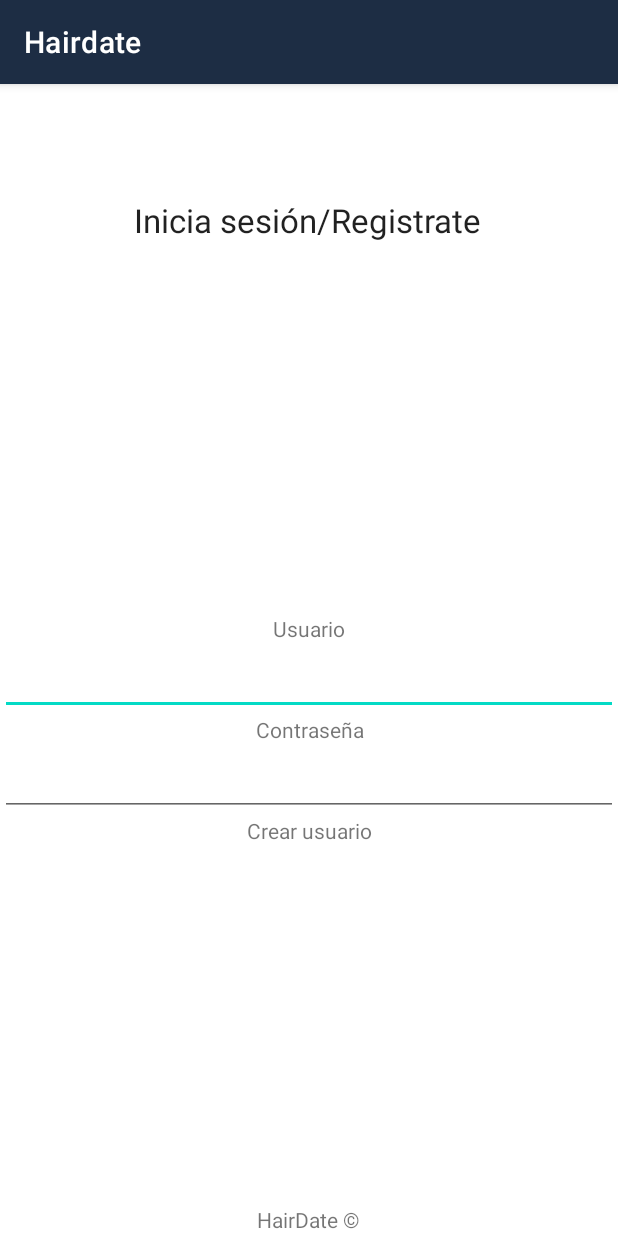
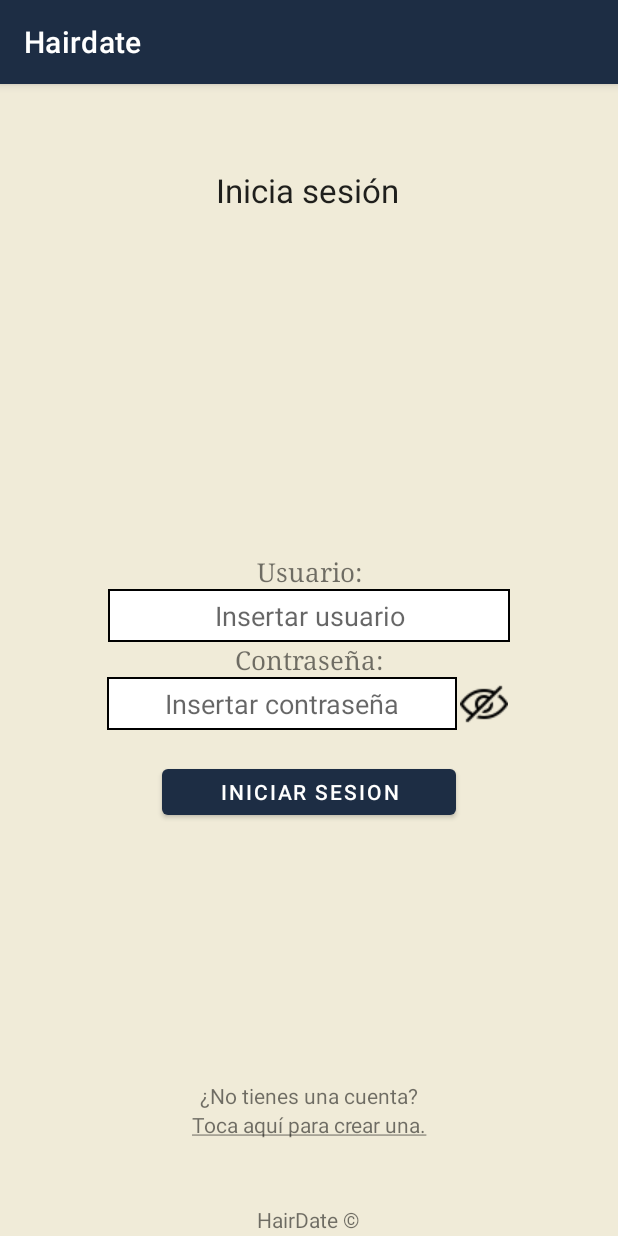
Before and after one commit to alvarovr0/Hairdate, an Android app: the fragment inicioSesion_Peluquero shown on its own in the app's theme, on a phone screen of 412 x 824 dp. Run offline under Robolectric (Android 15) with nearby library versions, the phone set to English and light mode, and no system bars.

Commit message:
Ojito y fusión con ramaCristián actual
UwU

```diff
--- a/Hairdate/app/src/main/java/com/example/hairdate/inicioSesion_Peluquero.java
+++ b/Hairdate/app/src/main/java/com/example/hairdate/inicioSesion_Peluquero.java
@@ -4,25 +4,25 @@ import android.content.Context;
 import android.content.DialogInterface;
 import android.os.Bundle;
 
+import androidx.annotation.NonNull;
 import androidx.fragment.app.Fragment;
 import androidx.navigation.Navigation;
 
+import android.text.InputType;
 import android.view.LayoutInflater;
 import android.view.View;
 import android.view.ViewGroup;
 import android.widget.Button;
+import android.widget.EditText;
+import android.widget.ImageButton;
 import android.widget.TextView;
+import android.widget.Toast;
 
 import org.jetbrains.annotations.NotNull;
 import org.jetbrains.annotations.Nullable;
 
 import kotlin.jvm.internal.Intrinsics;
 
-/**
- * A simple {@link Fragment} subclass.
- * Use the {@link inicioSesion_Peluquero#newInstance} factory method to
- * create an instance of this fragment.
- */
 public class inicioSesion_Peluquero extends Fragment {
 
     // TODO: Rename parameter arguments, choose names that match
@@ -33,8 +33,10 @@ public class inicioSesion_Peluquero extends Fragment {
     // TODO: Rename and change types of parameters
     private String mParam1;
     private String mParam2;
-    private TextView crear;
-
+    TextView crear;
+    ImageButton btn_eyeContrasena_inicio;
+    EditText edTxt_contrasena_inicio;
+    boolean ojoAbierto;
     public inicioSesion_Peluquero() {
         // Required empty public constructor
     }
@@ -67,15 +69,19 @@ public class inicioSesion_Peluquero extends Fragment {
     }
 
     @Override
-    public View onCreateView(LayoutInflater inflater, ViewGroup container,
-                             Bundle savedInstanceState) {
-        // Inflate the layout for this fragment
-        return inflater.inflate(R.layout.fragment_inicio_sesion__peluquero, container, false);
+    public View onCreateView(@NonNull LayoutInflater inflater, @Nullable ViewGroup container, @Nullable Bundle savedInstanceState) {
+        View view = inflater.inflate(R.layout.fragment_inicio_sesion__peluquero, container, false);
+
+
+        return view;
     }
+
+
     public void onViewCreated(@NotNull final View view, @Nullable Bundle savedInstanceState) {
         Intrinsics.checkNotNullParameter(view, "view");
         super.onViewCreated(view, savedInstanceState);
-        crear = (TextView) view.findViewById(R.id.txt_crear);
+        this.ojoAbierto = false;
+        this.crear = (TextView) view.findViewById(R.id.txt_crear2_inicio);
         crear.setOnClickListener((View.OnClickListener)(new View.OnClickListener() {
             public final void onClick(View it) {
                 android.app.AlertDialog.Builder constructorDialogo = new android.app.AlertDialog.Builder((Context)inicioSesion_Peluquero.this.requireActivity());
@@ -89,5 +95,22 @@ public class inicioSesion_Peluquero extends Fragment {
                 alerta.show();
             }
         }));
+        this.btn_eyeContrasena_inicio = (ImageButton) view.findViewById(R.id.btn_eyeContrasena_inicio);
+        this.edTxt_contrasena_inicio = (EditText) view.findViewById(R.id.edTxt_contrasena_inicio);
+        this.btn_eyeContrasena_inicio.setOnClickListener((View.OnClickListener)(new View.OnClickListener() {
+            public final void onClick(View it) {
+                // Si el ojo está abierto, lo cambia a cerrado, y la contraseña se deja de ver
+                if (ojoAbierto) {
+                    btn_eyeContrasena_inicio.setImageResource(R.drawable.eye_closed);
+                    edTxt_contrasena_inicio.setInputType(InputType.TYPE_CLASS_TEXT | InputType.TYPE_TEXT_VARIATION_PASSWORD);
+                    ojoAbierto = false;
+                    // Si el ojo está cerrado, lo cambia a abierto y se empieza a ver la contraseña
+                } else {
+                    btn_eyeContrasena_inicio.setImageResource(R.drawable.eye_open);
+                    edTxt_contrasena_inicio.setInputType(InputType.TYPE_CLASS_TEXT | InputType.TYPE_TEXT_VARIATION_NORMAL);
+                    ojoAbierto = true;
+                }
+            }
+        }));
     }
 }
--- a/Hairdate/app/src/main/res/layout/fragment_inicio_sesion__peluquero.xml
+++ b/Hairdate/app/src/main/res/layout/fragment_inicio_sesion__peluquero.xml
@@ -4,6 +4,7 @@
     android:layout_width="match_parent"
     android:layout_height="match_parent"
     xmlns:app="http://schemas.android.com/apk/res-auto"
+    android:background="@color/fondo"
     tools:context=".inicioSesion_Peluquero">
 
     <LinearLayout
@@ -13,7 +14,7 @@
 
         <LinearLayout
             android:layout_width="409dp"
-            android:layout_height="182dp"
+            android:layout_height="142dp"
             android:layout_marginEnd="1dp"
             android:layout_marginBottom="1dp"
             android:gravity="center"
@@ -26,53 +27,92 @@
                 android:layout_width="match_parent"
                 android:layout_height="wrap_content"
                 android:gravity="center"
-                android:text="Inicia sesión/Registrate"
+                android:text="Inicia sesión"
                 android:textAppearance="@style/TextAppearance.AppCompat.Large" />
         </LinearLayout>
 
         <LinearLayout
-            android:id="@+id/linearLayout"
             android:layout_width="match_parent"
-            android:layout_height="wrap_content"
+            android:layout_height="350dp"
             android:layout_marginBottom="171dp"
             android:orientation="vertical"
             android:paddingTop="170dp"
+
             app:layout_constraintBottom_toBottomOf="parent"
             app:layout_constraintEnd_toEndOf="parent">
 
 
             <TextView
-                android:id="@+id/txt_usuario"
+                android:id="@+id/txt_correo_inicio"
                 android:layout_width="match_parent"
                 android:layout_height="wrap_content"
                 android:gravity="center"
-                android:text="Usuario" />
+                android:text="Usuario:"
+                android:textSize="17dp"
+                android:typeface="serif" />
 
             <EditText
-                android:id="@+id/edTxt_usuario"
-                android:layout_width="match_parent"
-                android:layout_height="wrap_content"
-                android:ems="10"
-                android:inputType="textPersonName"
-                android:minHeight="48dp" />
+                android:id="@+id/edTxt_correo_inicio"
+                android:layout_width="268dp"
+                android:layout_height="35dp"
+                android:layout_gravity="center"
+                android:background="@drawable/rectangle"
+                android:ellipsize="end"
+                android:gravity="center"
+                android:hint="Insertar usuario"
+                android:inputType="text"
+                android:maxLines="1" />
 
             <TextView
-                android:id="@+id/txt_contrasena"
+                android:id="@+id/txt_contrasena_inicio"
                 android:layout_width="match_parent"
                 android:layout_height="wrap_content"
                 android:gravity="center"
-                android:text="Contraseña" />
+                android:text="Contraseña:"
+                android:textSize="17dp"
+                android:typeface="serif" />
+
+            <LinearLayout
+                android:layout_width="match_parent"
+                android:layout_height="35dp"
+                android:gravity="center"
+                android:orientation="horizontal">
 
                 <EditText
-                android:id="@+id/edTxt_contrasena"
-                android:layout_width="match_parent"
+                    android:id="@+id/edTxt_contrasena_inicio"
+                    android:layout_width="233dp"
+                    android:layout_height="35dp"
+                    android:layout_gravity="center"
+                    android:background="@drawable/rectangle"
+                    android:ellipsize="end"
+                    android:gravity="center"
+                    android:hint="Insertar contraseña"
+                    android:inputType="textPassword"
+                    android:maxLines="1" />
+
+                <ImageButton
+                    android:id="@+id/btn_eyeContrasena_inicio"
+                    android:layout_width="35dp"
+                    android:layout_height="35dp"
+                    android:background="@null"
+                    android:src="@drawable/eye_closed"/>
+
+            </LinearLayout>
+
+            <Button
+                android:id="@+id/btn_iniciarSesion_inicio"
+                android:layout_width="196dp"
                 android:layout_height="wrap_content"
-                android:ems="10"
-                android:inputType="textPassword"
-                android:minHeight="48dp" />
+                android:layout_gravity="center"
+                android:gravity="center"
+                android:text="Iniciar Sesion"
+                android:textColor="@color/white"
+                android:layout_marginTop="20dp"/>
+
+        </LinearLayout>
 
         <TextView
-                android:id="@+id/txt_crear"
+            android:id="@+id/txt_crear1_inicio"
             android:layout_width="match_parent"
             android:layout_height="wrap_content"
             android:autoLink="none"
@@ -83,10 +123,25 @@
             android:linksClickable="false"
             android:pointerIcon="none"
             android:singleLine="false"
-                android:text="Crear usuario"
+            android:text="¿No tienes una cuenta?"
             android:textAllCaps="false"
             android:textIsSelectable="false" />
-        </LinearLayout>
+
+        <TextView
+            android:id="@+id/txt_crear2_inicio"
+            android:layout_width="match_parent"
+            android:layout_height="wrap_content"
+            android:autoLink="none"
+            android:clickable="true"
+            android:focusableInTouchMode="false"
+            android:forceHasOverlappingRendering="false"
+            android:gravity="center"
+            android:linksClickable="false"
+            android:pointerIcon="none"
+            android:singleLine="false"
+            android:text="@string/create_account"
+            android:textAllCaps="false"
+            android:textIsSelectable="false" />
 
         <LinearLayout
             android:layout_width="match_parent"
@@ -99,7 +154,7 @@
             app:layout_constraintEnd_toEndOf="parent">
 
             <TextView
-                android:id="@+id/txt_creditos"
+                android:id="@+id/txt_creditos_inicio"
                 android:layout_width="match_parent"
                 android:layout_height="wrap_content"
                 android:gravity="center"
--- a/Hairdate/app/src/main/res/values/strings.xml
+++ b/Hairdate/app/src/main/res/values/strings.xml
@@ -12,4 +12,5 @@
         <item>Esquina</item>
         <item>Travesía</item>
     </string-array>
+    <string name="create_account"><u>Toca aquí para crear una.</u></string>
 </resources>
```
Also changed, not shown: Hairdate/app/src/main/java/com/example/hairdate/crearUsuario_Peluquero.java (+31 -8 lines), Hairdate/app/src/main/res/layout/fragment_crear_usuario__peluquero.xml (+14 -1 lines), Hairdate/app/src/main/res/drawable-v24/eye_closed.png (added), Hairdate/app/src/main/res/drawable-v24/eye_open.png (added). Lines whose indentation alone changed are shown as unchanged.
